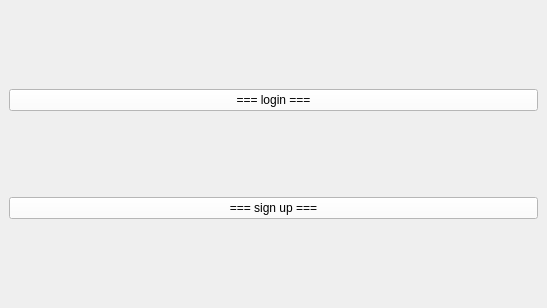
Before: the Qt Designer form menu.ui in rivali-13/jukebox, drawn with Qt 5.
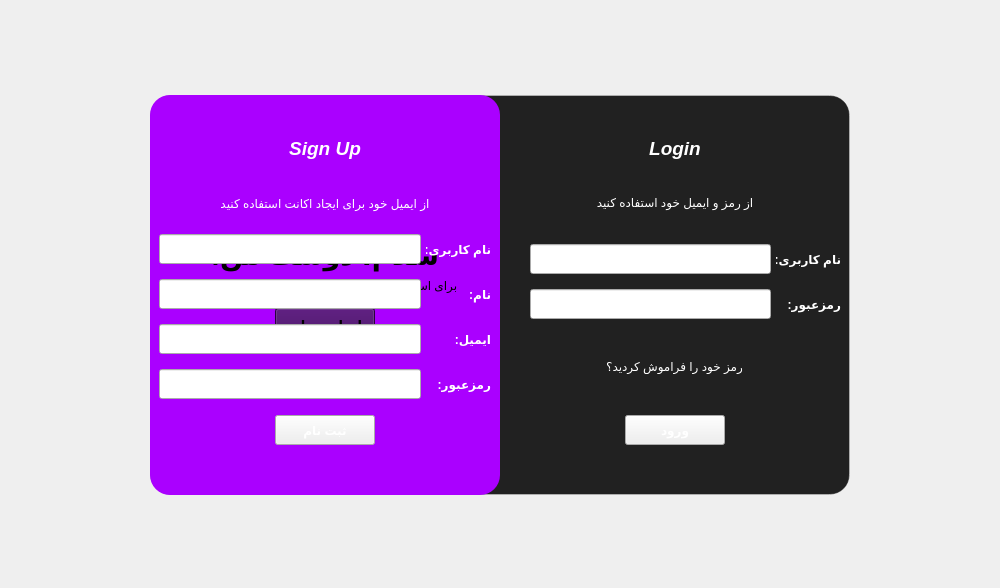
After: the same form once the commit is applied.

Commit message: change Page Login & SignUp

The edit to the form file:
```diff
--- a/menu.ui
+++ b/menu.ui
@@ -6,45 +6,953 @@
    <rect>
     <x>0</x>
     <y>0</y>
-    <width>547</width>
-    <height>308</height>
+    <width>1000</width>
+    <height>588</height>
    </rect>
   </property>
-  <property name="sizePolicy">
-   <sizepolicy hsizetype="Ignored" vsizetype="Ignored">
-    <horstretch>0</horstretch>
-    <verstretch>0</verstretch>
-   </sizepolicy>
-  </property>
   <property name="windowTitle">
    <string>Menu</string>
   </property>
+  <property name="layoutDirection">
+   <enum>Qt::LayoutDirection::LeftToRight</enum>
+  </property>
   <widget class="QWidget" name="centralwidget">
-   <layout class="QVBoxLayout" name="verticalLayout">
+   <property name="autoFillBackground">
+    <bool>false</bool>
+   </property>
+   <property name="styleSheet">
+    <string notr="true"/>
+   </property>
+   <layout class="QHBoxLayout" name="horizontalLayout">
+    <property name="topMargin">
+     <number>11</number>
+    </property>
     <item>
-     <widget class="QPushButton" name="pushButton">
-      <property name="styleSheet">
-       <string notr="true">font: 700 16pt &quot;Segoe UI&quot;;
-background-color: rgb(255, 255, 255);
-color: rgb(0, 0, 0);</string>
+     <spacer name="horizontalSpacer">
+      <property name="orientation">
+       <enum>Qt::Orientation::Horizontal</enum>
       </property>
-      <property name="text">
-       <string>=== login ===</string>
+      <property name="sizeHint" stdset="0">
+       <size>
+        <width>40</width>
+        <height>20</height>
+       </size>
       </property>
-     </widget>
+     </spacer>
     </item>
     <item>
-     <widget class="QPushButton" name="pushButton_2">
-      <property name="styleSheet">
-       <string notr="true">font: 700 16pt &quot;Segoe UI&quot;;
-background-color: rgb(255, 255, 255);
-color: rgb(0, 0, 0);</string>
+     <widget class="QWidget" name="main" native="true">
+      <property name="minimumSize">
+       <size>
+        <width>700</width>
+        <height>400</height>
+       </size>
       </property>
-      <property name="text">
-       <string>=== sign up ===</string>
+      <property name="maximumSize">
+       <size>
+        <width>700</width>
+        <height>400</height>
+       </size>
       </property>
+      <property name="styleSheet">
+       <string notr="true">#main{
+	background-color: rgba(0, 0, 0, 220);
+	border: 1px solid rgba(255, 255, 255, 80);
+	border-radius: 20px;
+}</string>
+      </property>
+      <widget class="QWidget" name="coverPage" native="true">
+       <property name="geometry">
+        <rect>
+         <x>0</x>
+         <y>0</y>
+         <width>350</width>
+         <height>400</height>
+        </rect>
+       </property>
+       <property name="minimumSize">
+        <size>
+         <width>350</width>
+         <height>0</height>
+        </size>
+       </property>
+       <property name="styleSheet">
+        <string notr="true">#coverPage{
+	background-color: rgb(170, 0, 255);
+	border-radius: 20px;
+}</string>
+       </property>
+       <layout class="QVBoxLayout" name="verticalLayout_6">
+        <item>
+         <spacer name="verticalSpacer_6">
+          <property name="orientation">
+           <enum>Qt::Orientation::Vertical</enum>
+          </property>
+          <property name="sizeHint" stdset="0">
+           <size>
+            <width>20</width>
+            <height>40</height>
+           </size>
+          </property>
+         </spacer>
+        </item>
+        <item>
+         <widget class="QLabel" name="titleCover">
+          <property name="font">
+           <font>
+            <pointsize>20</pointsize>
+            <bold>true</bold>
+           </font>
+          </property>
+          <property name="text">
+           <string>سلام، دوست من!</string>
+          </property>
+          <property name="alignment">
+           <set>Qt::AlignmentFlag::AlignCenter</set>
+          </property>
+         </widget>
+        </item>
+        <item>
+         <widget class="QLabel" name="infoCover">
+          <property name="text">
+           <string>برای استفاده تمام ویژگی های  نرم افزار ثبت نام کنید.</string>
+          </property>
+          <property name="alignment">
+           <set>Qt::AlignmentFlag::AlignCenter</set>
+          </property>
+          <property name="wordWrap">
+           <bool>true</bool>
+          </property>
+          <property name="margin">
+           <number>41</number>
+          </property>
+         </widget>
+        </item>
+        <item>
+         <widget class="QWidget" name="widget" native="true">
+          <layout class="QHBoxLayout" name="horizontalLayout_8">
+           <item>
+            <widget class="QPushButton" name="buttonCover">
+             <property name="minimumSize">
+              <size>
+               <width>0</width>
+               <height>35</height>
+              </size>
+             </property>
+             <property name="maximumSize">
+              <size>
+               <width>100</width>
+               <height>35</height>
+              </size>
+             </property>
+             <property name="font">
+              <font>
+               <pointsize>10</pointsize>
+               <bold>true</bold>
+              </font>
+             </property>
+             <property name="cursor">
+              <cursorShape>PointingHandCursor</cursorShape>
+             </property>
+             <property name="styleSheet">
+              <string notr="true">background-color: rgb(59, 0, 89);</string>
+             </property>
+             <property name="text">
+              <string>ایجاد حساب</string>
+             </property>
+            </widget>
+           </item>
+          </layout>
+         </widget>
+        </item>
+        <item>
+         <spacer name="verticalSpacer_5">
+          <property name="orientation">
+           <enum>Qt::Orientation::Vertical</enum>
+          </property>
+          <property name="sizeHint" stdset="0">
+           <size>
+            <width>20</width>
+            <height>40</height>
+           </size>
+          </property>
+         </spacer>
+        </item>
+       </layout>
+      </widget>
+      <widget class="QWidget" name="rightPage" native="true">
+       <property name="geometry">
+        <rect>
+         <x>350</x>
+         <y>0</y>
+         <width>350</width>
+         <height>400</height>
+        </rect>
+       </property>
+       <property name="styleSheet">
+        <string notr="true">color: white;</string>
+       </property>
+       <layout class="QVBoxLayout" name="verticalLayout">
+        <item>
+         <spacer name="verticalSpacer">
+          <property name="orientation">
+           <enum>Qt::Orientation::Vertical</enum>
+          </property>
+          <property name="sizeType">
+           <enum>QSizePolicy::Policy::Maximum</enum>
+          </property>
+          <property name="sizeHint" stdset="0">
+           <size>
+            <width>20</width>
+            <height>20</height>
+           </size>
+          </property>
+         </spacer>
+        </item>
+        <item>
+         <widget class="QLabel" name="logTitle">
+          <property name="font">
+           <font>
+            <pointsize>14</pointsize>
+            <italic>true</italic>
+            <bold>true</bold>
+           </font>
+          </property>
+          <property name="contextMenuPolicy">
+           <enum>Qt::ContextMenuPolicy::CustomContextMenu</enum>
+          </property>
+          <property name="layoutDirection">
+           <enum>Qt::LayoutDirection::LeftToRight</enum>
+          </property>
+          <property name="text">
+           <string>Login</string>
+          </property>
+          <property name="alignment">
+           <set>Qt::AlignmentFlag::AlignCenter</set>
+          </property>
+         </widget>
+        </item>
+        <item>
+         <widget class="QLabel" name="label_2">
+          <property name="maximumSize">
+           <size>
+            <width>16777215</width>
+            <height>30</height>
+           </size>
+          </property>
+          <property name="text">
+           <string>از رمز و ایمیل خود استفاده کنید</string>
+          </property>
+          <property name="alignment">
+           <set>Qt::AlignmentFlag::AlignCenter</set>
+          </property>
+         </widget>
+        </item>
+        <item>
+         <widget class="QWidget" name="widget_3" native="true">
+          <property name="maximumSize">
+           <size>
+            <width>16777215</width>
+            <height>16777215</height>
+           </size>
+          </property>
+          <layout class="QVBoxLayout" name="verticalLayout_2">
+           <property name="spacing">
+            <number>0</number>
+           </property>
+           <property name="leftMargin">
+            <number>30</number>
+           </property>
+           <property name="topMargin">
+            <number>11</number>
+           </property>
+           <item>
+            <widget class="QLabel" name="errLogUser">
+             <property name="maximumSize">
+              <size>
+               <width>215</width>
+               <height>20</height>
+              </size>
+             </property>
+             <property name="font">
+              <font>
+               <pointsize>7</pointsize>
+              </font>
+             </property>
+             <property name="styleSheet">
+              <string notr="true">color: red;</string>
+             </property>
+             <property name="text">
+              <string/>
+             </property>
+             <property name="alignment">
+              <set>Qt::AlignmentFlag::AlignCenter</set>
+             </property>
+            </widget>
+           </item>
+           <item>
+            <layout class="QHBoxLayout" name="horizontalLayout_2">
+             <property name="spacing">
+              <number>5</number>
+             </property>
+             <property name="bottomMargin">
+              <number>5</number>
+             </property>
+             <item>
+              <widget class="QLineEdit" name="logUsername">
+               <property name="enabled">
+                <bool>true</bool>
+               </property>
+               <property name="minimumSize">
+                <size>
+                 <width>0</width>
+                 <height>30</height>
+                </size>
+               </property>
+              </widget>
+             </item>
+             <item>
+              <widget class="QLabel" name="label_4">
+               <property name="minimumSize">
+                <size>
+                 <width>65</width>
+                 <height>0</height>
+                </size>
+               </property>
+               <property name="maximumSize">
+                <size>
+                 <width>65</width>
+                 <height>16777215</height>
+                </size>
+               </property>
+               <property name="font">
+                <font>
+                 <bold>true</bold>
+                </font>
+               </property>
+               <property name="text">
+                <string>نام کاربری:</string>
+               </property>
+              </widget>
+             </item>
+            </layout>
+           </item>
+           <item>
+            <widget class="QLabel" name="errLogPass">
+             <property name="maximumSize">
+              <size>
+               <width>215</width>
+               <height>20</height>
+              </size>
+             </property>
+             <property name="font">
+              <font>
+               <pointsize>7</pointsize>
+              </font>
+             </property>
+             <property name="styleSheet">
+              <string notr="true">color: red;</string>
+             </property>
+             <property name="text">
+              <string/>
+             </property>
+             <property name="alignment">
+              <set>Qt::AlignmentFlag::AlignCenter</set>
+             </property>
+            </widget>
+           </item>
+           <item>
+            <layout class="QHBoxLayout" name="horizontalLayout_3">
+             <property name="spacing">
+              <number>5</number>
+             </property>
+             <item>
+              <widget class="QLineEdit" name="logPassword">
+               <property name="enabled">
+                <bool>true</bool>
+               </property>
+               <property name="minimumSize">
+                <size>
+                 <width>0</width>
+                 <height>30</height>
+                </size>
+               </property>
+              </widget>
+             </item>
+             <item>
+              <widget class="QLabel" name="label_5">
+               <property name="minimumSize">
+                <size>
+                 <width>65</width>
+                 <height>0</height>
+                </size>
+               </property>
+               <property name="maximumSize">
+                <size>
+                 <width>65</width>
+                 <height>16777215</height>
+                </size>
+               </property>
+               <property name="font">
+                <font>
+                 <bold>true</bold>
+                </font>
+               </property>
+               <property name="text">
+                <string>رمزعبور:</string>
+               </property>
+              </widget>
+             </item>
+            </layout>
+           </item>
+          </layout>
+         </widget>
+        </item>
+        <item>
+         <widget class="QWidget" name="widget_2" native="true">
+          <layout class="QHBoxLayout" name="horizontalLayout_11">
+           <item>
+            <widget class="QPushButton" name="buttonForget">
+             <property name="maximumSize">
+              <size>
+               <width>135</width>
+               <height>16777215</height>
+              </size>
+             </property>
+             <property name="cursor">
+              <cursorShape>PointingHandCursor</cursorShape>
+             </property>
+             <property name="styleSheet">
+              <string notr="true">#buttonForget{
+	border: none;
+}
+#buttonForget:hover{
+	color: blue;
+}</string>
+             </property>
+             <property name="text">
+              <string>رمز خود را فراموش کردید؟</string>
+             </property>
+            </widget>
+           </item>
+          </layout>
+         </widget>
+        </item>
+        <item>
+         <widget class="QWidget" name="widget_4" native="true">
+          <property name="maximumSize">
+           <size>
+            <width>16777215</width>
+            <height>50</height>
+           </size>
+          </property>
+          <layout class="QHBoxLayout" name="horizontalLayout_4">
+           <item>
+            <widget class="QPushButton" name="login">
+             <property name="minimumSize">
+              <size>
+               <width>0</width>
+               <height>30</height>
+              </size>
+             </property>
+             <property name="maximumSize">
+              <size>
+               <width>100</width>
+               <height>16777215</height>
+              </size>
+             </property>
+             <property name="font">
+              <font>
+               <bold>true</bold>
+              </font>
+             </property>
+             <property name="cursor">
+              <cursorShape>PointingHandCursor</cursorShape>
+             </property>
+             <property name="layoutDirection">
+              <enum>Qt::LayoutDirection::LeftToRight</enum>
+             </property>
+             <property name="styleSheet">
+              <string notr="true">  color: white;</string>
+             </property>
+             <property name="text">
+              <string>ورود</string>
+             </property>
+            </widget>
+           </item>
+          </layout>
+         </widget>
+        </item>
+        <item>
+         <spacer name="verticalSpacer_2">
+          <property name="orientation">
+           <enum>Qt::Orientation::Vertical</enum>
+          </property>
+          <property name="sizeType">
+           <enum>QSizePolicy::Policy::Minimum</enum>
+          </property>
+          <property name="sizeHint" stdset="0">
+           <size>
+            <width>20</width>
+            <height>40</height>
+           </size>
+          </property>
+         </spacer>
+        </item>
+       </layout>
+      </widget>
+      <widget class="QWidget" name="leftPage" native="true">
+       <property name="geometry">
+        <rect>
+         <x>0</x>
+         <y>0</y>
+         <width>350</width>
+         <height>400</height>
+        </rect>
+       </property>
+       <property name="styleSheet">
+        <string notr="true">color: white;</string>
+       </property>
+       <layout class="QVBoxLayout" name="verticalLayout_4">
+        <item>
+         <spacer name="verticalSpacer_3">
+          <property name="orientation">
+           <enum>Qt::Orientation::Vertical</enum>
+          </property>
+          <property name="sizeType">
+           <enum>QSizePolicy::Policy::Maximum</enum>
+          </property>
+          <property name="sizeHint" stdset="0">
+           <size>
+            <width>20</width>
+            <height>20</height>
+           </size>
+          </property>
+         </spacer>
+        </item>
+        <item>
+         <widget class="QLabel" name="label_6">
+          <property name="font">
+           <font>
+            <pointsize>14</pointsize>
+            <italic>true</italic>
+            <bold>true</bold>
+           </font>
+          </property>
+          <property name="contextMenuPolicy">
+           <enum>Qt::ContextMenuPolicy::CustomContextMenu</enum>
+          </property>
+          <property name="layoutDirection">
+           <enum>Qt::LayoutDirection::LeftToRight</enum>
+          </property>
+          <property name="text">
+           <string>Sign Up</string>
+          </property>
+          <property name="alignment">
+           <set>Qt::AlignmentFlag::AlignCenter</set>
+          </property>
+         </widget>
+        </item>
+        <item>
+         <widget class="QLabel" name="label_7">
+          <property name="maximumSize">
+           <size>
+            <width>16777215</width>
+            <height>30</height>
+           </size>
+          </property>
+          <property name="text">
+           <string>از ایمیل خود برای ایجاد اکانت استفاده کنید</string>
+          </property>
+          <property name="alignment">
+           <set>Qt::AlignmentFlag::AlignCenter</set>
+          </property>
+         </widget>
+        </item>
+        <item>
+         <widget class="QWidget" name="widget_5" native="true">
+          <layout class="QVBoxLayout" name="verticalLayout_5">
+           <property name="spacing">
+            <number>0</number>
+           </property>
+           <property name="topMargin">
+            <number>0</number>
+           </property>
+           <property name="bottomMargin">
+            <number>0</number>
+           </property>
+           <item>
+            <widget class="QLabel" name="errUpUser">
+             <property name="maximumSize">
+              <size>
+               <width>235</width>
+               <height>20</height>
+              </size>
+             </property>
+             <property name="font">
+              <font>
+               <pointsize>7</pointsize>
+              </font>
+             </property>
+             <property name="styleSheet">
+              <string notr="true">color: red;</string>
+             </property>
+             <property name="text">
+              <string/>
+             </property>
+             <property name="alignment">
+              <set>Qt::AlignmentFlag::AlignCenter</set>
+             </property>
+            </widget>
+           </item>
+           <item>
+            <layout class="QHBoxLayout" name="horizontalLayout_5">
+             <property name="spacing">
+              <number>5</number>
+             </property>
+             <property name="bottomMargin">
+              <number>5</number>
+             </property>
+             <item>
+              <widget class="QLineEdit" name="upUsername">
+               <property name="enabled">
+                <bool>true</bool>
+               </property>
+               <property name="minimumSize">
+                <size>
+                 <width>0</width>
+                 <height>30</height>
+                </size>
+               </property>
+              </widget>
+             </item>
+             <item>
+              <widget class="QLabel" name="label_8">
+               <property name="minimumSize">
+                <size>
+                 <width>65</width>
+                 <height>0</height>
+                </size>
+               </property>
+               <property name="maximumSize">
+                <size>
+                 <width>65</width>
+                 <height>16777215</height>
+                </size>
+               </property>
+               <property name="font">
+                <font>
+                 <bold>true</bold>
+                </font>
+               </property>
+               <property name="text">
+                <string>نام کاربری:</string>
+               </property>
+              </widget>
+             </item>
+            </layout>
+           </item>
+           <item>
+            <widget class="QLabel" name="errUpName">
+             <property name="maximumSize">
+              <size>
+               <width>235</width>
+               <height>20</height>
+              </size>
+             </property>
+             <property name="font">
+              <font>
+               <pointsize>7</pointsize>
+              </font>
+             </property>
+             <property name="styleSheet">
+              <string notr="true">color: red;</string>
+             </property>
+             <property name="text">
+              <string/>
+             </property>
+             <property name="alignment">
+              <set>Qt::AlignmentFlag::AlignCenter</set>
+             </property>
+            </widget>
+           </item>
+           <item>
+            <layout class="QHBoxLayout" name="horizontalLayout_10">
+             <property name="spacing">
+              <number>5</number>
+             </property>
+             <property name="bottomMargin">
+              <number>5</number>
+             </property>
+             <item>
+              <widget class="QLineEdit" name="upName">
+               <property name="minimumSize">
+                <size>
+                 <width>0</width>
+                 <height>30</height>
+                </size>
+               </property>
+               <property name="maximumSize">
+                <size>
+                 <width>16777215</width>
+                 <height>30</height>
+                </size>
+               </property>
+              </widget>
+             </item>
+             <item>
+              <widget class="QLabel" name="label_10">
+               <property name="minimumSize">
+                <size>
+                 <width>65</width>
+                 <height>0</height>
+                </size>
+               </property>
+               <property name="maximumSize">
+                <size>
+                 <width>65</width>
+                 <height>16777215</height>
+                </size>
+               </property>
+               <property name="font">
+                <font>
+                 <pointsize>9</pointsize>
+                 <bold>true</bold>
+                </font>
+               </property>
+               <property name="text">
+                <string>نام:</string>
+               </property>
+              </widget>
+             </item>
+            </layout>
+           </item>
+           <item>
+            <widget class="QLabel" name="errUpEmail">
+             <property name="maximumSize">
+              <size>
+               <width>235</width>
+               <height>20</height>
+              </size>
+             </property>
+             <property name="font">
+              <font>
+               <pointsize>7</pointsize>
+              </font>
+             </property>
+             <property name="layoutDirection">
+              <enum>Qt::LayoutDirection::LeftToRight</enum>
+             </property>
+             <property name="styleSheet">
+              <string notr="true">color: red;</string>
+             </property>
+             <property name="text">
+              <string/>
+             </property>
+             <property name="alignment">
+              <set>Qt::AlignmentFlag::AlignCenter</set>
+             </property>
+            </widget>
+           </item>
+           <item>
+            <layout class="QHBoxLayout" name="horizontalLayout_6">
+             <property name="spacing">
+              <number>5</number>
+             </property>
+             <property name="bottomMargin">
+              <number>5</number>
+             </property>
+             <item>
+              <widget class="QLineEdit" name="upEmail">
+               <property name="enabled">
+                <bool>true</bool>
+               </property>
+               <property name="minimumSize">
+                <size>
+                 <width>0</width>
+                 <height>30</height>
+                </size>
+               </property>
+              </widget>
+             </item>
+             <item>
+              <widget class="QLabel" name="label_9">
+               <property name="minimumSize">
+                <size>
+                 <width>65</width>
+                 <height>0</height>
+                </size>
+               </property>
+               <property name="maximumSize">
+                <size>
+                 <width>65</width>
+                 <height>16777215</height>
+                </size>
+               </property>
+               <property name="font">
+                <font>
+                 <bold>true</bold>
+                </font>
+               </property>
+               <property name="text">
+                <string>ایمیل:</string>
+               </property>
+              </widget>
+             </item>
+            </layout>
+           </item>
+           <item>
+            <widget class="QLabel" name="errUpPass">
+             <property name="maximumSize">
+              <size>
+               <width>235</width>
+               <height>20</height>
+              </size>
+             </property>
+             <property name="font">
+              <font>
+               <pointsize>7</pointsize>
+              </font>
+             </property>
+             <property name="styleSheet">
+              <string notr="true">color: red;</string>
+             </property>
+             <property name="text">
+              <string/>
+             </property>
+             <property name="alignment">
+              <set>Qt::AlignmentFlag::AlignCenter</set>
+             </property>
+            </widget>
+           </item>
+           <item>
+            <layout class="QHBoxLayout" name="horizontalLayout_9">
+             <property name="spacing">
+              <number>5</number>
+             </property>
+             <item>
+              <widget class="QLineEdit" name="upPassword">
+               <property name="minimumSize">
+                <size>
+                 <width>0</width>
+                 <height>30</height>
+                </size>
+               </property>
+               <property name="maximumSize">
+                <size>
+                 <width>16777215</width>
+                 <height>16777215</height>
+                </size>
+               </property>
+              </widget>
+             </item>
+             <item>
+              <widget class="QLabel" name="label">
+               <property name="minimumSize">
+                <size>
+                 <width>65</width>
+                 <height>0</height>
+                </size>
+               </property>
+               <property name="maximumSize">
+                <size>
+                 <width>65</width>
+                 <height>16777215</height>
+                </size>
+               </property>
+               <property name="font">
+                <font>
+                 <bold>true</bold>
+                </font>
+               </property>
+               <property name="text">
+                <string>رمزعبور:</string>
+               </property>
+              </widget>
+             </item>
+            </layout>
+           </item>
+          </layout>
+         </widget>
+        </item>
+        <item>
+         <widget class="QWidget" name="widget_6" native="true">
+          <property name="maximumSize">
+           <size>
+            <width>16777215</width>
+            <height>50</height>
+           </size>
+          </property>
+          <layout class="QHBoxLayout" name="horizontalLayout_7">
+           <item>
+            <widget class="QPushButton" name="signUp">
+             <property name="minimumSize">
+              <size>
+               <width>0</width>
+               <height>30</height>
+              </size>
+             </property>
+             <property name="maximumSize">
+              <size>
+               <width>100</width>
+               <height>16777215</height>
+              </size>
+             </property>
+             <property name="font">
+              <font>
+               <bold>true</bold>
+              </font>
+             </property>
+             <property name="cursor">
+              <cursorShape>PointingHandCursor</cursorShape>
+             </property>
+             <property name="layoutDirection">
+              <enum>Qt::LayoutDirection::LeftToRight</enum>
+             </property>
+             <property name="styleSheet">
+              <string notr="true">color: white;</string>
+             </property>
+             <property name="text">
+              <string>ثبت نام</string>
+             </property>
+            </widget>
+           </item>
+          </layout>
+         </widget>
+        </item>
+        <item>
+         <spacer name="verticalSpacer_4">
+          <property name="orientation">
+           <enum>Qt::Orientation::Vertical</enum>
+          </property>
+          <property name="sizeType">
+           <enum>QSizePolicy::Policy::Minimum</enum>
+          </property>
+          <property name="sizeHint" stdset="0">
+           <size>
+            <width>20</width>
+            <height>40</height>
+           </size>
+          </property>
+         </spacer>
+        </item>
+       </layout>
+      </widget>
      </widget>
     </item>
+    <item>
+     <spacer name="horizontalSpacer_2">
+      <property name="orientation">
+       <enum>Qt::Orientation::Horizontal</enum>
+      </property>
+      <property name="sizeHint" stdset="0">
+       <size>
+        <width>40</width>
+        <height>20</height>
+       </size>
+      </property>
+     </spacer>
+    </item>
    </layout>
   </widget>
  </widget>
```
The commit also changes 10 other files.
